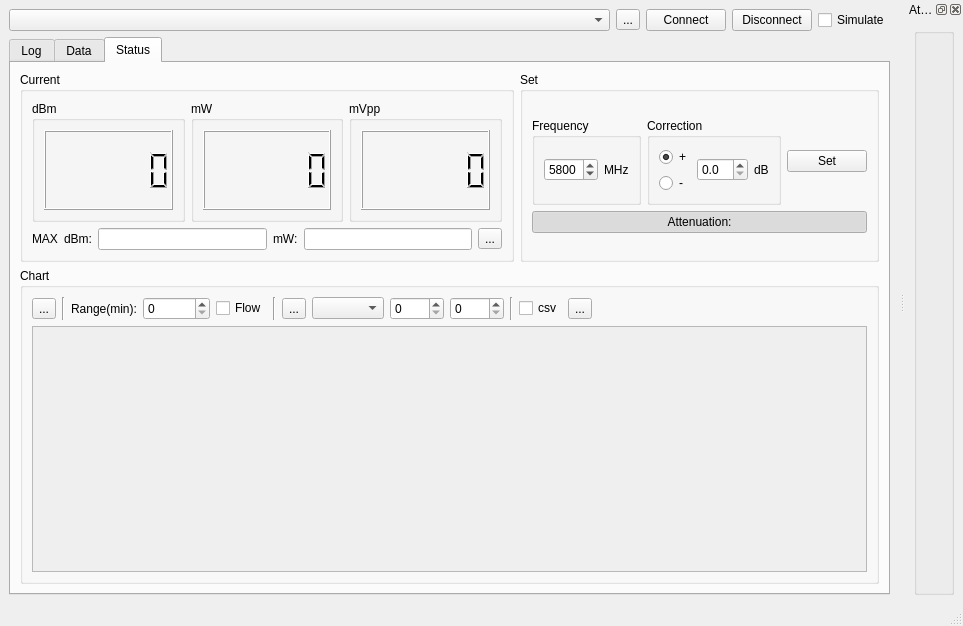
coozoo/qtrfpowermeter, file mainwindow.ui: the form before one commit.
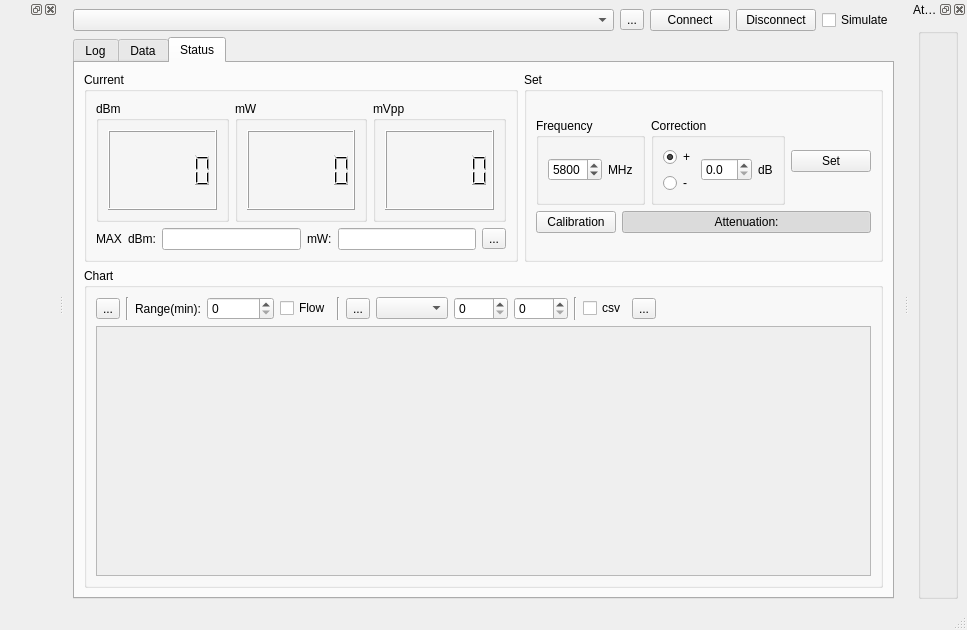
The form after the commit.

```diff
--- a/mainwindow.ui
+++ b/mainwindow.ui
@@ -6,8 +6,8 @@
    <rect>
     <x>0</x>
     <y>0</y>
-    <width>963</width>
-    <height>626</height>
+    <width>967</width>
+    <height>630</height>
    </rect>
   </property>
   <property name="windowTitle">
@@ -108,7 +108,7 @@
               <layout class="QGridLayout" name="gridLayout_8">
                <item row="0" column="2">
                 <layout class="QGridLayout" name="gridLayout_14">
-                 <item row="0" column="0">
+                 <item row="0" column="1">
                   <layout class="QGridLayout" name="gridLayout_18">
                    <item row="0" column="0">
                     <widget class="QGroupBox" name="groupBox_6">
@@ -216,8 +216,26 @@
                    </item>
                   </layout>
                  </item>
-                 <item row="1" column="0">
+                 <item row="2" column="1">
+                  <layout class="QHBoxLayout" name="horizontalLayout_5">
+                   <item>
+                    <widget class="QPushButton" name="calibration_pushButton">
+                     <property name="text">
+                      <string>Calibration</string>
+                     </property>
+                     <property name="checkable">
+                      <bool>true</bool>
+                     </property>
+                    </widget>
+                   </item>
+                   <item>
                   <widget class="QPushButton" name="att_pushButton">
+                     <property name="sizePolicy">
+                      <sizepolicy hsizetype="MinimumExpanding" vsizetype="Fixed">
+                       <horstretch>0</horstretch>
+                       <verstretch>0</verstretch>
+                      </sizepolicy>
+                     </property>
                    <property name="text">
                     <string>Attenuation:</string>
                    </property>
@@ -232,6 +250,8 @@
                 </layout>
                </item>
               </layout>
+               </item>
+              </layout>
              </widget>
             </item>
             <item row="0" column="0">
@@ -375,8 +395,8 @@
                    <rect>
                     <x>0</x>
                     <y>0</y>
-                    <width>840</width>
-                    <height>169</height>
+                    <width>789</width>
+                    <height>173</height>
                    </rect>
                   </property>
                  </widget>
@@ -516,7 +536,7 @@
     <rect>
      <x>0</x>
      <y>0</y>
-     <width>963</width>
+     <width>967</width>
      <height>24</height>
     </rect>
    </property>
@@ -555,6 +575,12 @@
     </layout>
    </widget>
   </widget>
+  <widget class="QDockWidget" name="calibration_dockWidget">
+   <attribute name="dockWidgetArea">
+    <number>1</number>
+   </attribute>
+   <widget class="QWidget" name="dockWidgetContents_2"/>
+  </widget>
  </widget>
  <resources/>
  <connections/>
```
Lines whose indentation alone changed are shown as unchanged.
